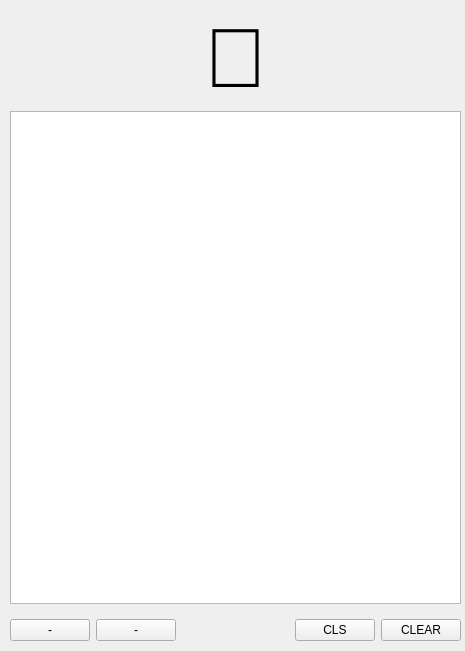
This is tester/window.ui in jmguerra444/liver-registration as Qt 5 draws it before an edit. The edited form follows.
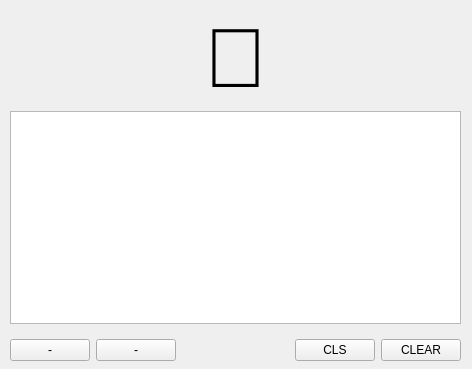
This is the edited form.

Patch:
```diff
--- a/tester/window.ui
+++ b/tester/window.ui
@@ -6,8 +6,8 @@
    <rect>
     <x>0</x>
     <y>0</y>
-    <width>465</width>
-    <height>651</height>
+    <width>472</width>
+    <height>369</height>
    </rect>
   </property>
   <property name="sizePolicy">
@@ -26,7 +26,7 @@
       <x>10</x>
       <y>10</y>
       <width>451</width>
-      <height>631</height>
+      <height>351</height>
      </rect>
     </property>
     <layout class="QVBoxLayout" name="verticalLayout">
```
